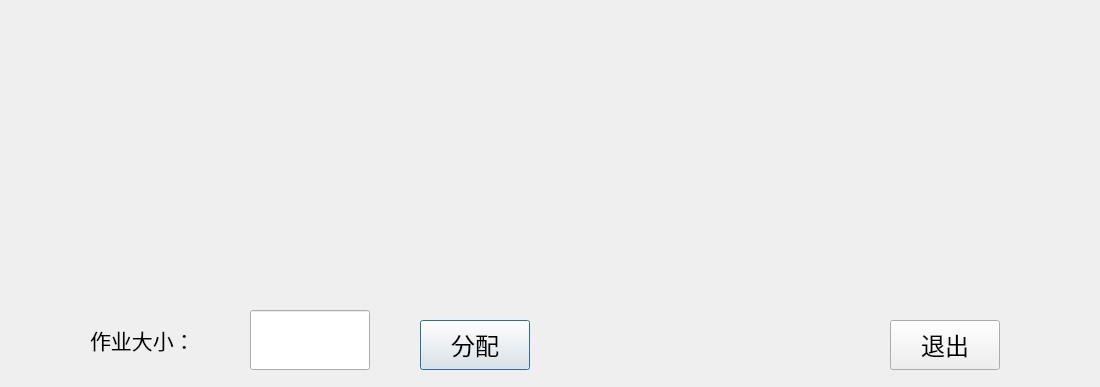
OWmess/DynamicPartition, file src/ui/QuickFitDialog/QuickFitDialog.ui: the form before one commit.
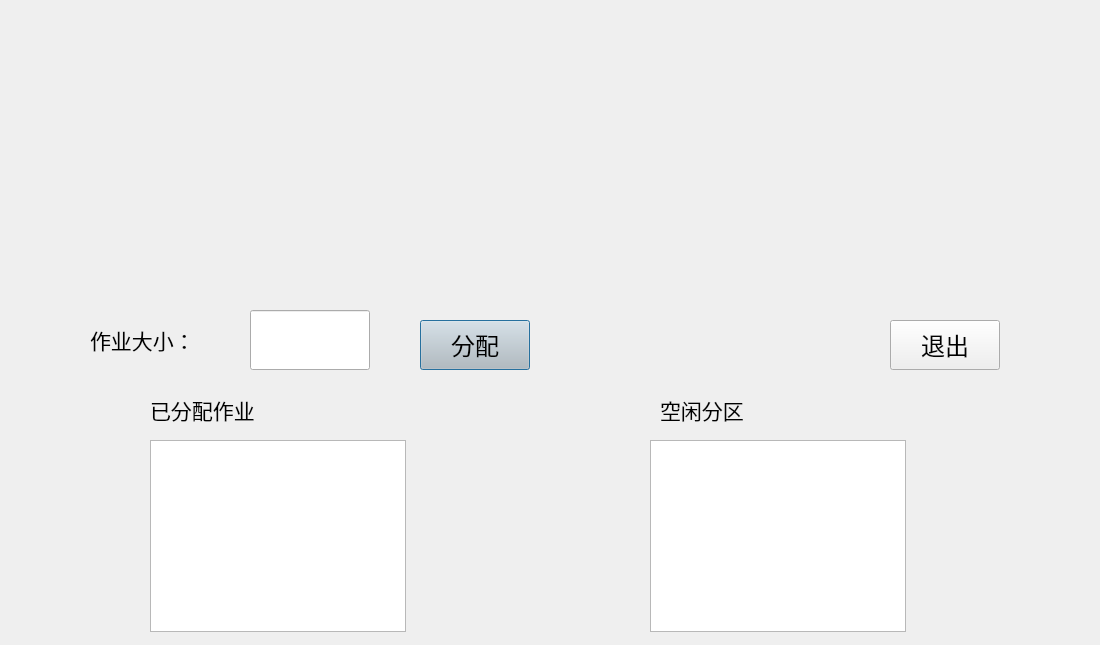
The form after the commit.

```diff
--- a/src/ui/QuickFitDialog/QuickFitDialog.ui
+++ b/src/ui/QuickFitDialog/QuickFitDialog.ui
@@ -7,7 +7,7 @@
     <x>0</x>
     <y>0</y>
     <width>1100</width>
-    <height>387</height>
+    <height>645</height>
    </rect>
   </property>
   <property name="windowTitle">
@@ -63,6 +63,9 @@
      <pointsize>18</pointsize>
     </font>
    </property>
+   <property name="styleSheet">
+    <string notr="true">background-color: rgb(193, 193, 193);</string>
+   </property>
    <property name="text">
     <string>分配</string>
    </property>
@@ -86,6 +89,64 @@
     <string>退出</string>
    </property>
   </widget>
+  <widget class="QListView" name="bindView">
+   <property name="geometry">
+    <rect>
+     <x>150</x>
+     <y>440</y>
+     <width>256</width>
+     <height>192</height>
+    </rect>
+   </property>
+  </widget>
+  <widget class="QListView" name="freeView">
+   <property name="geometry">
+    <rect>
+     <x>650</x>
+     <y>440</y>
+     <width>256</width>
+     <height>192</height>
+    </rect>
+   </property>
+  </widget>
+  <widget class="QLabel" name="label_2">
+   <property name="geometry">
+    <rect>
+     <x>150</x>
+     <y>390</y>
+     <width>130</width>
+     <height>40</height>
+    </rect>
+   </property>
+   <property name="font">
+    <font>
+     <family>Agency FB</family>
+     <pointsize>16</pointsize>
+    </font>
+   </property>
+   <property name="text">
+    <string>已分配作业</string>
+   </property>
+  </widget>
+  <widget class="QLabel" name="label_3">
+   <property name="geometry">
+    <rect>
+     <x>660</x>
+     <y>390</y>
+     <width>130</width>
+     <height>40</height>
+    </rect>
+   </property>
+   <property name="font">
+    <font>
+     <family>Agency FB</family>
+     <pointsize>16</pointsize>
+    </font>
+   </property>
+   <property name="text">
+    <string>空闲分区</string>
+   </property>
+  </widget>
  </widget>
  <resources/>
  <connections/>
```
